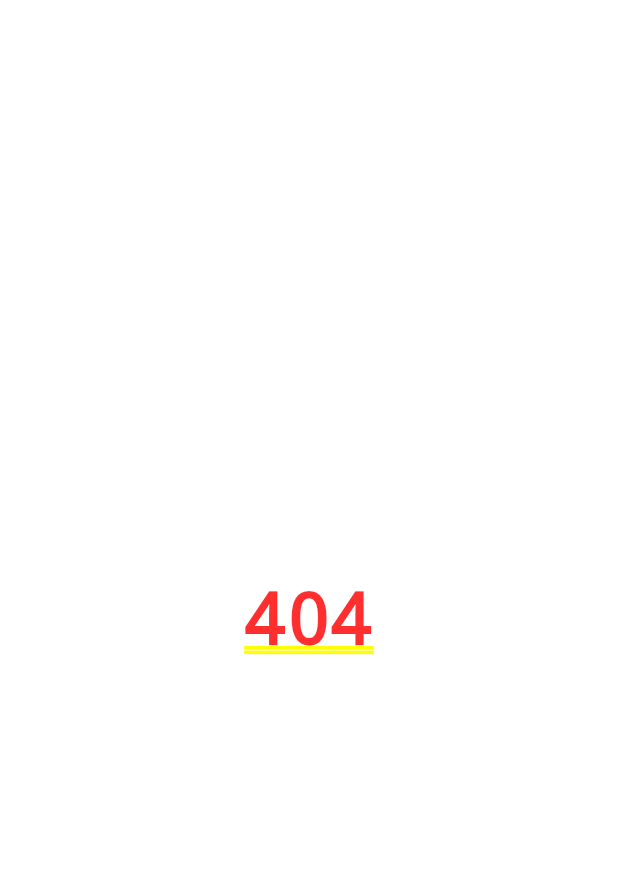
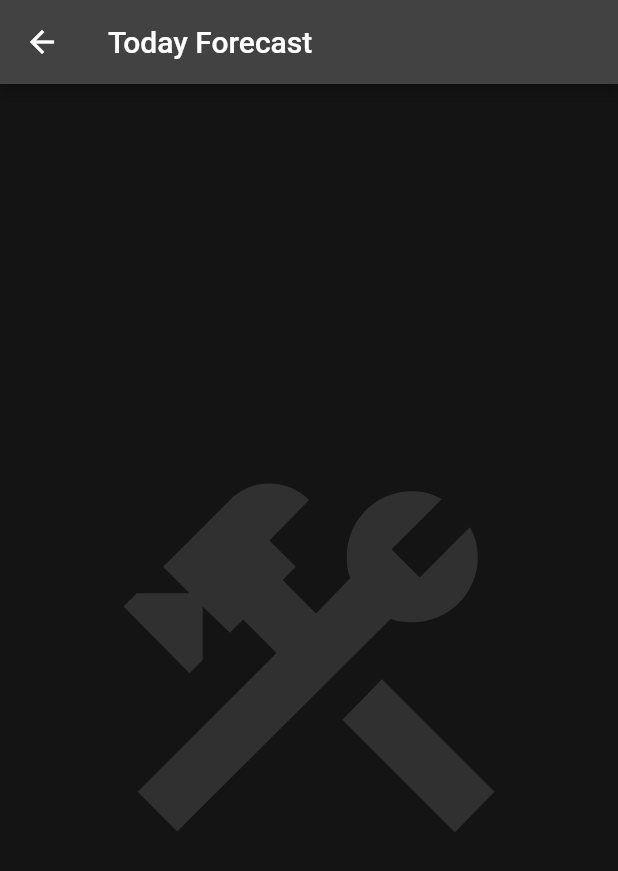
Before and after one commit to hexdump95/weather_forecast, a Flutter app: the screen it shows after launch, after a tap on an icon or button, on a phone screen of 412 x 824 dp. Shown: the top 871 px of the screen. Run offline on Flutter 3.47's test engine with Material 2 defaults, Android fonts, the phone set to English and light mode, and no system bars; network calls fail; statements that could not run were skipped.

Commit message:
Add today_forecast.dart

```diff
--- a/lib/main.dart
+++ b/lib/main.dart
@@ -4,6 +4,7 @@ import 'package:flutter/material.dart';
 import './common/theme.dart';
 import './screens/error_page.dart';
 import './screens/home.dart';
+import './screens/today_forecast.dart';
 
 void main() =>
     initializeDateFormatting('es_AR', null).then((_) => runApp(MyApp()));
@@ -16,6 +17,7 @@ class MyApp extends StatelessWidget {
       theme: appTheme,
       routes: {
         '/': (context) => Home(),
+        TodayForecast.route: (context) => TodayForecast(),
       },
       onUnknownRoute: (settings) =>
           MaterialPageRoute(builder: (context) => ErrorPage()),
--- /dev/null
+++ b/lib/screens/today_forecast.dart
@@ -0,0 +1,18 @@
+import 'package:flutter/material.dart';
+
+class TodayForecast extends StatelessWidget {
+  static const route = '/today-forecast';
+  @override
+  Widget build(BuildContext context) {
+    return Scaffold(
+      appBar: AppBar(
+        title: Text('Today Forecast'),
+        backgroundColor: Theme.of(context).appBarTheme.color,
+      ),
+      backgroundColor: Theme.of(context).backgroundColor,
+      body: Center(
+        child: Icon(Icons.construction, color: Colors.grey[850], size: 300),
+      ),
+    );
+  }
+}
--- a/lib/widgets/current_weather.dart
+++ b/lib/widgets/current_weather.dart
@@ -4,6 +4,7 @@ import 'package:flutter/material.dart';
 import 'package:http/http.dart' as http;
 
 import '../models/temp_today.dart';
+import '../screens/today_forecast.dart';
 
 class CurrentWeather extends StatefulWidget {
   @override
@@ -32,7 +33,7 @@ class _CurrentWeatherState extends State<CurrentWeather> {
 
   void _currentWeatherInfo(BuildContext ctx) {
     Navigator.of(ctx).pushNamed(
-      '/today-forecast',
+      TodayForecast.route,
     );
   }
 
```
